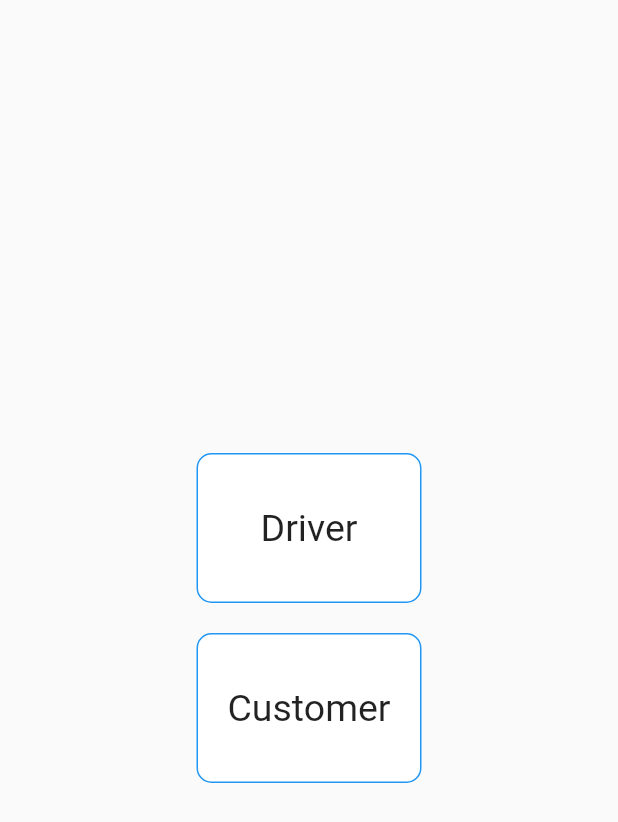
After one commit to Abhishek617/transport_system, a Flutter app: the Driver_Customer screen opened directly, on a phone screen of 412 x 824 dp. The commit adds this screen. Shown: the top 822 px of the screen. Run offline on Flutter 3.47's test engine with Material 2 defaults, Android fonts, the phone set to English and light mode, and no system bars; our stand-ins replace intro_slider.

Commit message:
new update

```diff
--- /dev/null
+++ b/lib/screens/driver_customer_screen.dart
@@ -0,0 +1,68 @@
+import 'package:flutter/material.dart';
+import 'package:royal_cargo/utils/appColors.dart';
+
+class Driver_Customer extends StatefulWidget {
+  const Driver_Customer({Key? key}) : super(key: key);
+
+  @override
+  State<Driver_Customer> createState() => _Driver_CustomerState();
+}
+
+class _Driver_CustomerState extends State<Driver_Customer> {
+  @override
+  Widget build(BuildContext context) {
+    return Scaffold(
+      body:Center(
+        child: Column(
+          crossAxisAlignment: CrossAxisAlignment.center,
+        mainAxisAlignment: MainAxisAlignment.center,
+        children: [
+          Container(
+            height: 100,
+            width: 150,
+            decoration: BoxDecoration(
+                borderRadius: BorderRadius.circular(10),
+                color: Colors.white,
+                border: Border.all(color: Colors.blue)
+              //    borderRadius:Radius.circula
+            ),
+            child: Center(child: Text("Driver",style: TextStyle(fontSize: 25),))
+          ),
+
+          SizedBox(height: 20,),
+          Column(
+            children: [
+              Container(
+                  height: 100,
+                  width: 150,
+                  decoration: BoxDecoration(
+                      borderRadius: BorderRadius.circular(10),
+                      color: Colors.white,
+                      border: Border.all(color: Colors.blue)
+                    //    borderRadius:Radius.circula
+                  ),
+                  child: Center(child: Text("Customer",style: TextStyle(fontSize: 25),))
+              ),
+            ],
+          ),
+
+        ],
+        ),
+      ),
+    );
+  }
+  // Widget customer_driverButton({String? text, String? image}){
+  //   return Column(
+  //     children: [
+  //       Container(
+  //         height: 100,
+  //         width: 100,
+  //         //color: Colors.grey,
+  //         child: Image.asset(image!),
+  //       ),
+  //       Text(text!)
+  //     ],
+  //   );
+  // }
+
+}
```
Also changed, not shown: lib/screens/home/home_screen.dart (added, +21 -0 lines), lib/utils/routes/routes.dart (+24 -2 lines).
